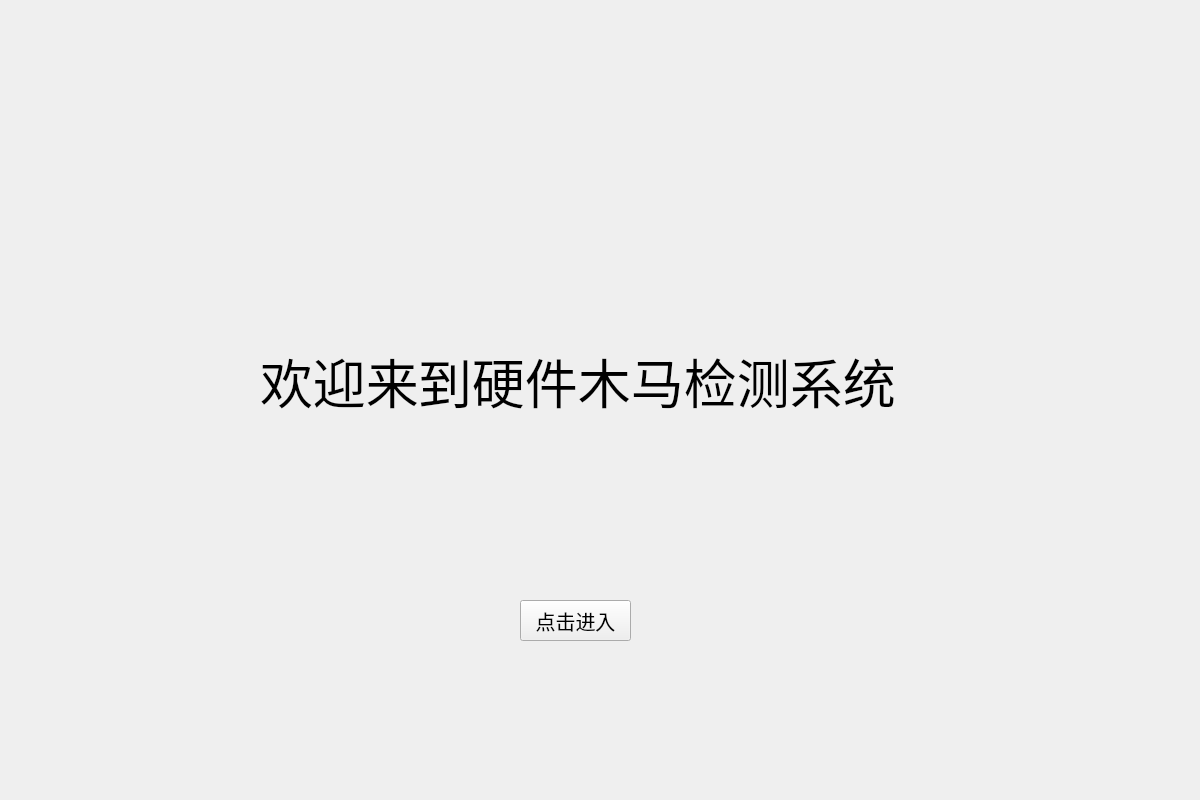
Old version of the form widget.ui in the repository 24-24i/Trojan_Detection.
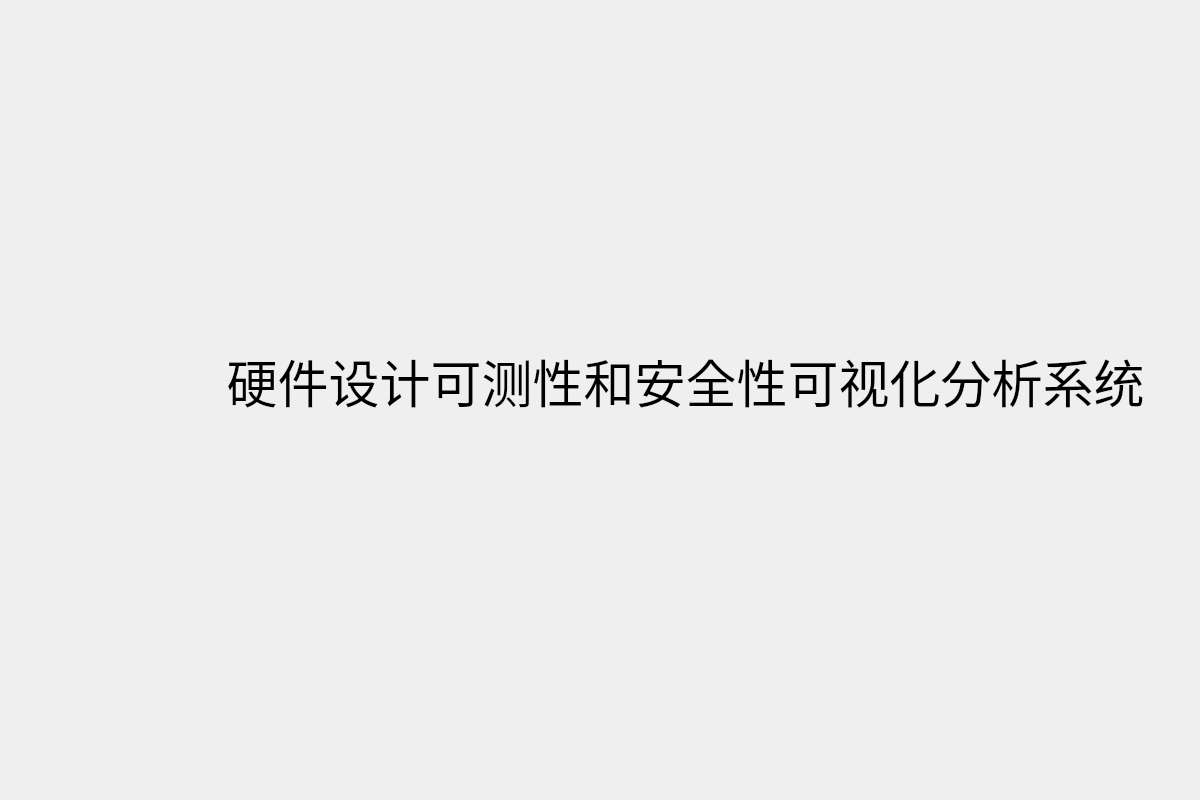
New version of the form.

Commit message: 界面调整

The edit to the form file:
```diff
--- a/widget.ui
+++ b/widget.ui
@@ -11,44 +11,21 @@
    </rect>
   </property>
   <property name="windowTitle">
-   <string>Welcome</string>
-  </property>
-  <widget class="QPushButton" name="pb0">
-   <property name="geometry">
-    <rect>
-     <x>520</x>
-     <y>600</y>
-     <width>111</width>
-     <height>41</height>
-    </rect>
-   </property>
-   <property name="font">
-    <font>
-     <pointsize>15</pointsize>
-     <italic>false</italic>
-     <bold>false</bold>
-    </font>
-   </property>
-   <property name="text">
-    <string>点击进入</string>
-   </property>
-   <property name="default">
-    <bool>false</bool>
-   </property>
-  </widget>
+            <string>硬件设计可测性和安全性可视化分析系统</string>
+        </property>
   <widget class="QLabel" name="label">
    <property name="geometry">
     <rect>
-     <x>260</x>
+                    <x>70</x>
      <y>330</y>
-     <width>661</width>
+                    <width>1231</width>
      <height>101</height>
     </rect>
    </property>
    <property name="font">
     <font>
      <family>华文行楷</family>
-     <pointsize>40</pointsize>
+                    <pointsize>38</pointsize>
      <strikeout>false</strikeout>
     </font>
    </property>
@@ -56,12 +33,13 @@
     <enum>QFrame::Plain</enum>
    </property>
    <property name="text">
-    <string>欢迎来到硬件木马检测系统</string>
-   </property>
-  </widget>
- </widget>
- <resources>
-  <include location="res.qrc"/>
- </resources>
+                <string>硬件设计可测性和安全性可视化分析系统</string>
+            </property>
+            <property name="alignment">
+                <set>Qt::AlignCenter</set>
+            </property>
+        </widget>
+    </widget>
+    <resources/>
  <connections/>
 </ui>
```
Lines whose indentation alone changed are shown as unchanged. The commit also changes 5 other files.
